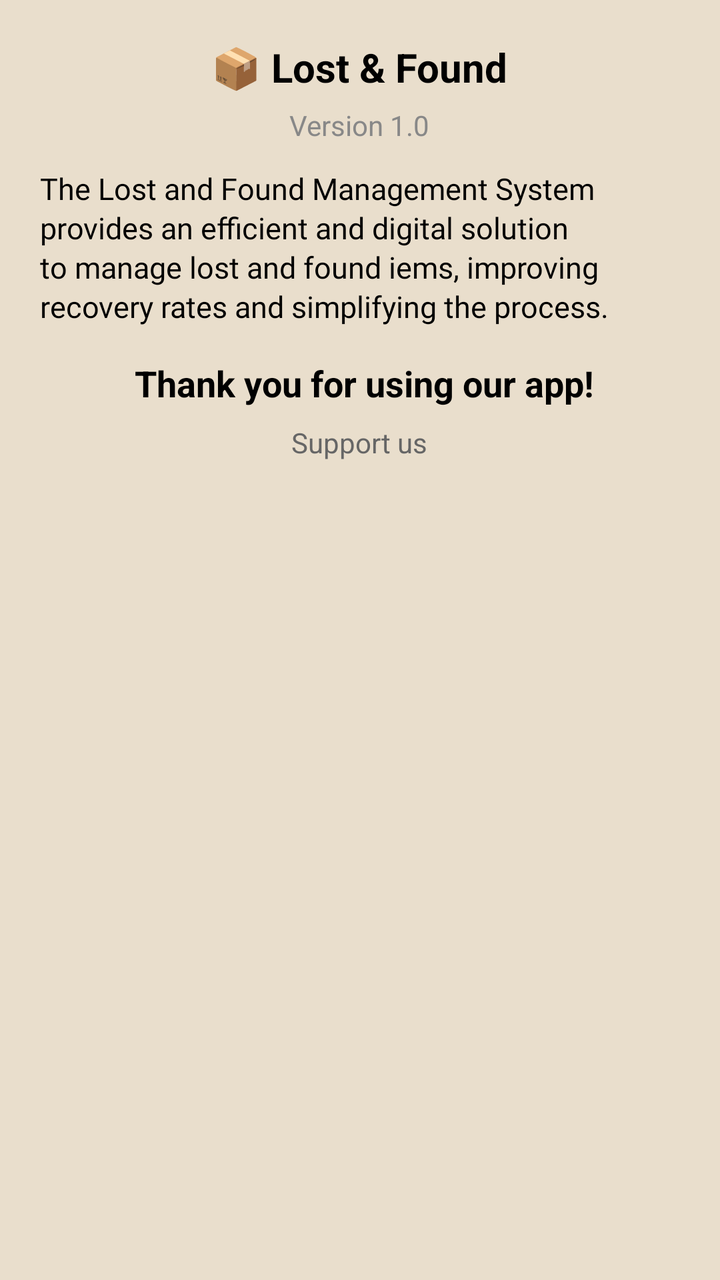
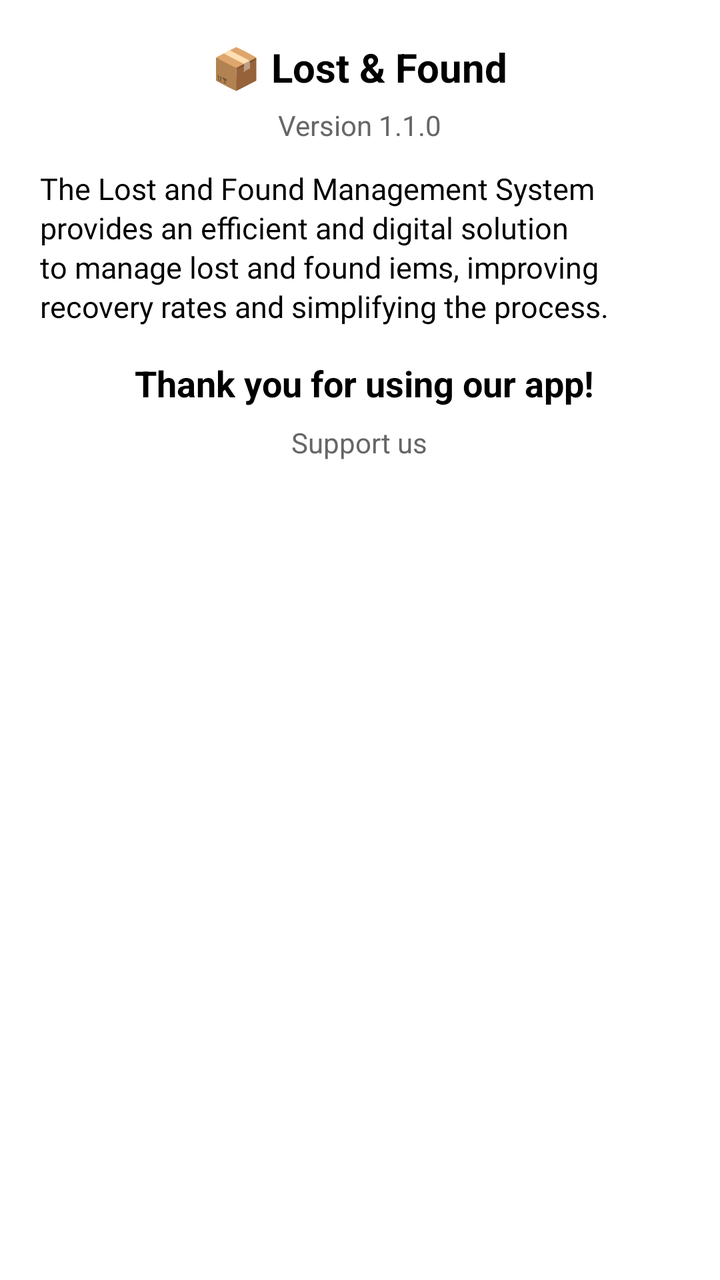

Two renders of the same Android screen: before a commit and after it. Below are the layout's source before the change and the commit's diff.
<!-- AndroidManifest.xml: application theme Theme.LostandFound -->
<!-- res/layout/dialog_about.xml -->
<?xml version="1.0" encoding="utf-8"?>
<LinearLayout xmlns:android="http://schemas.android.com/apk/res/android"
    android:layout_width="match_parent"
    android:layout_height="wrap_content"
    android:background="#E9DECC"
    android:backgroundTint="#E9DECC"
    android:gravity="center_horizontal"
    android:orientation="vertical"
    android:padding="20dp">

    
    <TextView
        android:layout_width="wrap_content"
        android:layout_height="wrap_content"
        android:layout_marginBottom="6dp"
        android:text="📦 Lost &amp; Found"
        android:textColor="@color/text_primary"
        android:textSize="20sp"
        android:textStyle="bold" />

    
    <TextView
        android:layout_width="wrap_content"
        android:layout_height="wrap_content"
        android:layout_marginBottom="12dp"
        android:text="Version 1.0"
        android:textColor="#888"
        android:textSize="14sp" />

    

    
    <TextView
        android:layout_width="wrap_content"
        android:layout_height="wrap_content"
        android:layout_marginBottom="16dp"
        android:fontFamily="@font/adlam_display"
        android:lineSpacingExtra="2dp"
        android:text="The Lost and Found Management System provides an efficient and digital solution to manage lost and found iems, improving recovery rates and simplifying the process."
        android:textColor="#000"
        android:textSize="15sp" />

    <TextView
        android:layout_width="wrap_content"
        android:layout_height="wrap_content"
        android:layout_marginBottom="8dp"
        android:text=" Thank you for using our app!"
        android:textColor="#000"
        android:textSize="18sp"
        android:textStyle="bold" />

    
    <TextView
        android:layout_width="wrap_content"
        android:layout_height="wrap_content"
        android:text="Support us"
        android:textColor="#666"
        android:textSize="14sp" />

</LinearLayout>
<!-- resources referenced by this layout -->
<resources>
  <color name="text_primary">#000000</color>
  <style name="Theme.LostandFound" parent="Base.Theme.LostandFound" />
  <style name="Base.Theme.LostandFound" parent="Theme.Material3.DayNight.NoActionBar">
          
          
      </style>
</resources>

<!-- the commit's change to res/layout/dialog_about.xml (unified diff, before → after) -->
@@ -2,8 +2,8 @@
 <LinearLayout xmlns:android="http://schemas.android.com/apk/res/android"
     android:layout_width="match_parent"
     android:layout_height="wrap_content"
-    android:background="#E9DECC"
-    android:backgroundTint="#E9DECC"
+    android:background="@color/card"
+    android:backgroundTint="@color/card"
     android:gravity="center_horizontal"
     android:orientation="vertical"
     android:padding="20dp">
@@ -23,8 +23,8 @@
         android:layout_width="wrap_content"
         android:layout_height="wrap_content"
         android:layout_marginBottom="12dp"
-        android:text="Version 1.0"
-        android:textColor="#888"
+        android:text="Version 1.1.0"
+        android:textColor="@color/text_secondary"
         android:textSize="14sp" />
 
     
@@ -37,7 +37,7 @@
         android:fontFamily="@font/adlam_display"
         android:lineSpacingExtra="2dp"
         android:text="The Lost and Found Management System provides an efficient and digital solution to manage lost and found iems, improving recovery rates and simplifying the process."
-        android:textColor="#000"
+        android:textColor="@color/text_primary"
         android:textSize="15sp" />
 
     <TextView
@@ -45,7 +45,7 @@
         android:layout_height="wrap_content"
         android:layout_marginBottom="8dp"
         android:text=" Thank you for using our app!"
-        android:textColor="#000"
+        android:textColor="@color/text_primary"
         android:textSize="18sp"
         android:textStyle="bold" />
 
@@ -54,7 +54,7 @@
         android:layout_width="wrap_content"
         android:layout_height="wrap_content"
         android:text="Support us"
-        android:textColor="#666"
+        android:textColor="@color/text_secondary"
         android:textSize="14sp" />
 
 </LinearLayout>
<!-- resource entries referenced after the edit -->
@@ -1,6 +1,8 @@
 <!-- resources referenced by this layout -->
 <resources>
+  <color name="card">#FFFFFF</color>
   <color name="text_primary">#000000</color>
+  <color name="text_secondary">#666666</color>
   <style name="Theme.LostandFound" parent="Base.Theme.LostandFound" />
   <style name="Base.Theme.LostandFound" parent="Theme.Material3.DayNight.NoActionBar">
           
